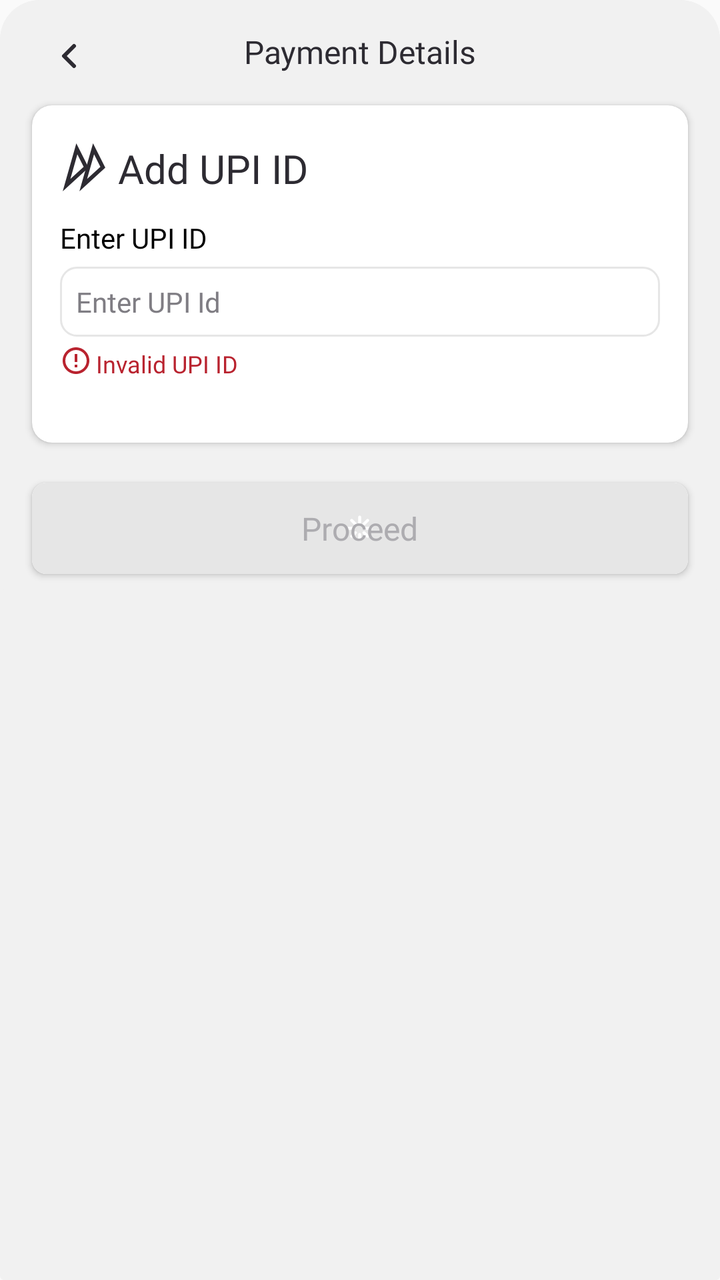
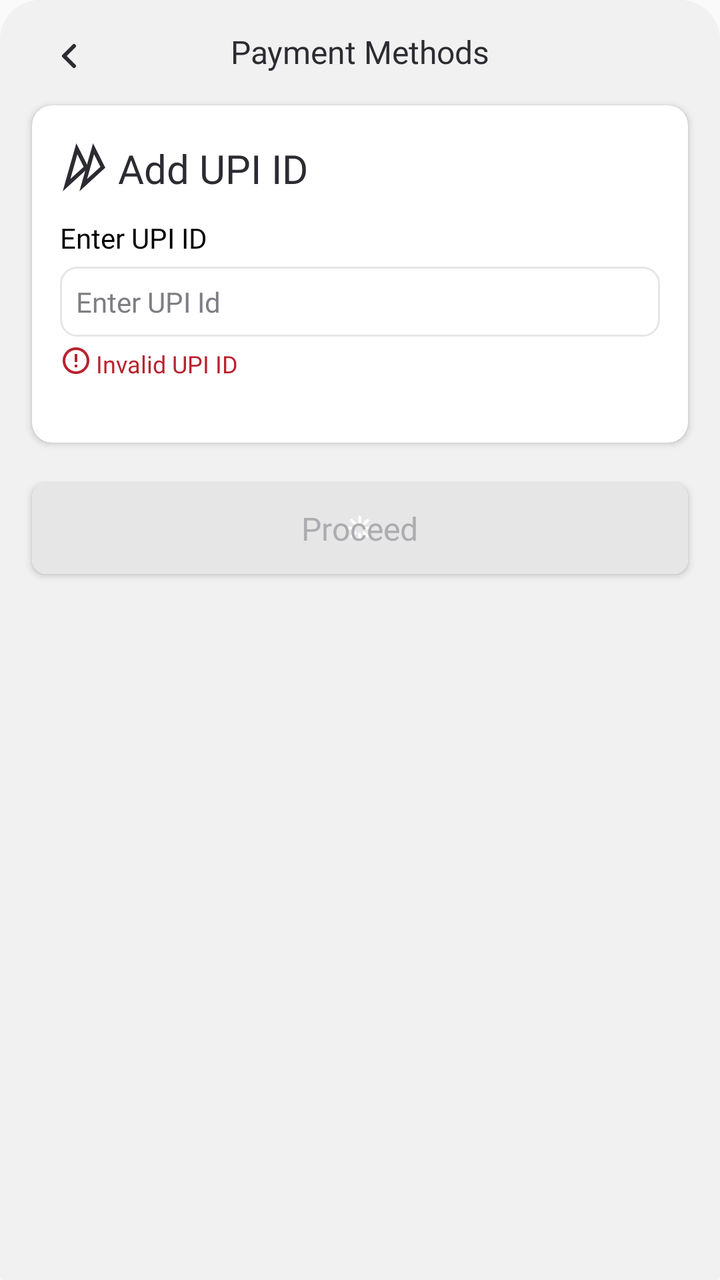

Compare the two renders of this Android layout. The source of the first and the diff that turns it into the second are given below.
<!-- AndroidManifest.xml: application theme AppTheme -->
<!-- res/layout/fragment_add_u_p_i_i_d.xml -->
<?xml version="1.0" encoding="utf-8"?>
<androidx.coordinatorlayout.widget.CoordinatorLayout xmlns:android="http://schemas.android.com/apk/res/android"
    xmlns:app="http://schemas.android.com/apk/res-auto"
    xmlns:tools="http://schemas.android.com/tools"
    android:layout_width="match_parent"
    android:background="@drawable/bottom_sheet_bg"
    android:layout_height="wrap_content">
    <FrameLayout
        android:id="@+id/frameLayout1"
        android:layout_width="match_parent"
        android:layout_height="match_parent">


    <androidx.constraintlayout.widget.ConstraintLayout
        android:id="@+id/constraintLayout123"
        android:layout_width="match_parent"
        android:layout_height="wrap_content"
        android:background="@drawable/bottom_sheet_bg"
        app:layout_anchorGravity="center">

        <TextView
            android:id="@+id/textView"
            android:layout_width="wrap_content"
            android:layout_height="wrap_content"
            android:layout_marginTop="15dp"
            android:fontFamily="@font/poppins_bold"
            android:text="Payment Details"
            android:textColor="#2D2B32"
            android:textSize="16sp"
            app:layout_constraintEnd_toEndOf="parent"
            app:layout_constraintStart_toStartOf="parent"
            app:layout_constraintTop_toTopOf="parent" />

        <LinearLayout
            android:id="@+id/backButton"
            android:layout_width="36dp"
            android:layout_height="36dp"
            android:orientation="vertical"
            android:layout_marginStart="16dp"
            android:layout_marginTop="10dp"
            app:layout_constraintStart_toStartOf="parent"
            app:layout_constraintTop_toTopOf="parent"
            android:gravity="center">

            <ImageView
                android:layout_width="match_parent"
                android:layout_height="wrap_content"
                android:src="@drawable/chevron_left" />
        </LinearLayout>

        <androidx.cardview.widget.CardView
            android:id="@+id/cardView"
            android:layout_width="match_parent"
            android:layout_height="wrap_content"
            android:layout_marginStart="16dp"
            android:layout_marginTop="16dp"
            android:layout_marginEnd="16dp"
            app:cardBackgroundColor="@android:color/white"
            app:cardCornerRadius="10dp"
            app:layout_constraintEnd_toEndOf="parent"
            app:layout_constraintStart_toStartOf="parent"
            app:layout_constraintTop_toBottomOf="@+id/textView">

            <androidx.constraintlayout.widget.ConstraintLayout
                android:layout_width="match_parent"
                android:layout_height="wrap_content"
                android:animateLayoutChanges="true"
                android:paddingStart="14dp"
                android:paddingTop="19dp"
                android:paddingEnd="14dp"
                android:paddingBottom="30dp">

                <ImageView
                    android:id="@+id/imageView"
                    android:layout_width="wrap_content"
                    android:layout_height="wrap_content"
                    android:src="@drawable/upi_icon_2"
                    app:layout_constraintStart_toStartOf="parent"
                    app:layout_constraintTop_toTopOf="parent" />

                <TextView
                    android:id="@+id/textView2"
                    android:layout_width="wrap_content"
                    android:layout_height="wrap_content"
                    android:layout_marginStart="5dp"
                    android:fontFamily="@font/poppins_bold"
                    android:gravity="center"
                    android:text="Add UPI ID"
                    android:textColor="#2D2B32"
                    android:textSize="20sp"
                    app:layout_constraintBottom_toBottomOf="@+id/imageView"
                    app:layout_constraintStart_toEndOf="@+id/imageView"
                    app:layout_constraintTop_toTopOf="@+id/imageView" />

                <TextView
                    android:id="@+id/texthead_Enter_UPI"
                    android:layout_width="wrap_content"
                    android:layout_height="wrap_content"
                    android:layout_marginTop="12dp"
                    android:fontFamily="@font/poppins"
                    android:gravity="center_vertical"
                    android:lineSpacingExtra="-1sp"
                    android:text="Enter UPI ID"
                    android:textColor="@android:color/black"
                    app:layout_constraintStart_toStartOf="@+id/imageView"
                    app:layout_constraintTop_toBottomOf="@+id/textView2" />

                <EditText
                    android:id="@+id/editText"
                    android:layout_width="match_parent"
                    android:layout_height="wrap_content"
                    android:layout_marginTop="5dp"
                    android:background="@drawable/edittext_bg"
                    android:fontFamily="@font/poppins"
                    android:gravity="center_vertical"
                    android:hint="Enter UPI Id"
                    android:inputType="text"
                    android:padding="8dp"
                    android:textColorHint="#7F7D83"
                    android:textColor="#000000"
                    android:textSize="14sp"
                    app:layout_constraintEnd_toEndOf="parent"
                    app:layout_constraintStart_toStartOf="parent"
                    app:layout_constraintTop_toBottomOf="@+id/texthead_Enter_UPI"
                    tools:ignore="TouchTargetSizeCheck" />

                <LinearLayout
                    android:layout_width="match_parent"
                    android:layout_height="wrap_content"
                    android:layout_marginTop="4dp"
                    android:orientation="vertical"
                    app:layout_constraintTop_toBottomOf="@+id/editText">

                    <androidx.constraintlayout.widget.ConstraintLayout
                        android:id="@+id/ll1InvalidUPI"
                        android:layout_width="match_parent"
                        android:layout_height="match_parent"
                        android:layout_weight="0.5">

                        <ImageView
                            android:id="@+id/imageView5"
                            android:layout_width="wrap_content"
                            android:layout_height="wrap_content"
                            android:src="@drawable/error_outline"
                            app:layout_constraintBottom_toBottomOf="parent"
                            app:layout_constraintStart_toStartOf="parent"
                            app:layout_constraintTop_toTopOf="parent"
                            android:layout_marginBottom="3dp"/>

                        <TextView
                            android:id="@+id/textView4"
                            android:layout_width="wrap_content"
                            android:layout_height="wrap_content"
                            android:layout_marginStart="2dp"
                            android:enabled="false"
                            android:fontFamily="@font/poppins"
                            android:gravity="center"
                            android:text="Invalid UPI ID"
                            android:textColor="#B9232F"
                            android:textSize="12sp"
                            app:layout_constraintStart_toEndOf="@+id/imageView5"
                            app:layout_constraintTop_toTopOf="parent"
                            app:layout_constraintBottom_toBottomOf="parent"/>
                    </androidx.constraintlayout.widget.ConstraintLayout>
                    <androidx.constraintlayout.widget.ConstraintLayout
                        android:layout_width="match_parent"
                        android:layout_height="match_parent"
                        android:layout_marginTop="8dp"
                        android:layout_weight="0.5"
                        android:visibility="gone">

                        <ImageView
                            android:id="@+id/imageView3"
                            android:layout_width="16dp"
                            android:layout_height="16dp"
                            android:layout_marginBottom="2dp"
                            android:background="@drawable/check_box_bg"
                            app:layout_constraintBottom_toBottomOf="parent"
                            app:layout_constraintStart_toStartOf="parent"
                            app:layout_constraintTop_toTopOf="parent" />

                        <TextView
                            android:id="@+id/textView3"
                            android:layout_width="wrap_content"
                            android:layout_height="wrap_content"
                            android:layout_marginStart="4dp"
                            android:layout_marginTop="4dp"
                            android:fontFamily="@font/poppins"
                            android:gravity="center_vertical"
                            android:text="Save UPI ID for future usage"
                            android:textColor="#2D2B32 "
                            android:textSize="14sp"
                            app:layout_constraintBottom_toBottomOf="@+id/imageView3"
                            app:layout_constraintStart_toEndOf="@+id/imageView3"
                            app:layout_constraintTop_toTopOf="@+id/imageView3" />
                    </androidx.constraintlayout.widget.ConstraintLayout>
                </LinearLayout>

            </androidx.constraintlayout.widget.ConstraintLayout>
        </androidx.cardview.widget.CardView>



        <androidx.cardview.widget.CardView
            android:id="@+id/proceedButton"
            android:layout_width="match_parent"
            android:layout_height="wrap_content"
            android:layout_marginStart="16dp"
            android:layout_marginEnd="16dp"
            android:layout_marginBottom="8dp"
            android:layout_marginTop="20dp"
            android:clickable="true"
            app:cardCornerRadius="7dp"
            app:layout_constraintBottom_toBottomOf="parent"
            app:layout_constraintEnd_toEndOf="parent"
            app:layout_constraintStart_toStartOf="parent"
            app:layout_constraintTop_toBottomOf="@+id/cardView">

            <RelativeLayout
                android:id="@+id/proceedButtonRelativeLayout"
                android:layout_width="match_parent"
                android:layout_height="wrap_content"
                android:background="@drawable/disable_button_bg"
                android:padding="12dp">

                <ProgressBar
                    android:id="@+id/progressBar"
                    android:layout_width="15dp"
                    android:layout_height="15dp"
                    android:layout_centerInParent="true"
                    android:indeterminateDrawable="@drawable/loader_01"
                    android:rotation="90" />

                <TextView
                    android:id="@+id/textView6"
                    android:layout_width="wrap_content"
                    android:layout_height="wrap_content"
                    android:layout_centerInParent="true"
                    android:fontFamily="@font/poppins_semibold"
                    android:text="Proceed"
                    android:textColor="#ADACB0"
                    android:textSize="16sp" />

            </RelativeLayout>
        </androidx.cardview.widget.CardView>

    </androidx.constraintlayout.widget.ConstraintLayout>
    </FrameLayout>
</androidx.coordinatorlayout.widget.CoordinatorLayout>
<!-- resources referenced by this layout -->
<resources>
  <!-- drawable bottom_sheet_bg (drawable) -->
  <?xml version="1.0" encoding="utf-8"?>
  <shape xmlns:android="http://schemas.android.com/apk/res/android">
      <solid android:color="#F1F1F1"/>
      <corners android:topLeftRadius="20dp"
          android:topRightRadius="20dp"
          android:bottomLeftRadius="2dp"
          android:bottomRightRadius="2dp"/>
  </shape>
  <!-- drawable check_box_bg (drawable) -->
  <?xml version="1.0" encoding="utf-8"?>
  <shape xmlns:android="http://schemas.android.com/apk/res/android">
      <solid android:color="@android:color/white"/>
      <corners android:radius="4dp"/>
      <stroke android:width="1dp" android:color="#000000"/>
  </shape>
  <!-- drawable chevron_left (drawable) -->
  <vector xmlns:android="http://schemas.android.com/apk/res/android"
      android:width="24dp"
      android:height="24dp"
      android:viewportWidth="24"
      android:viewportHeight="24">
    <path
        android:pathData="M15,17L10,12L15,7"
        android:strokeLineJoin="round"
        android:strokeWidth="2"
        android:fillColor="#00000000"
        android:strokeColor="#2D2B32"
        android:strokeLineCap="round"/>
  </vector>
  <!-- drawable disable_button_bg (drawable) -->
  <?xml version="1.0" encoding="utf-8"?>
  <shape xmlns:android="http://schemas.android.com/apk/res/android">
      <solid android:color="#E6E6E6"/>
      <corners android:radius="7dp"/>
  </shape>
  <!-- drawable edittext_bg (drawable) -->
  <?xml version="1.0" encoding="utf-8"?>
  <shape xmlns:android="http://schemas.android.com/apk/res/android">
      <solid android:color="#FFFFFF"/>
      <corners android:radius="8dp"/>
      <stroke android:color="#E6E6E6" android:width="1dp"/>
  
  </shape>
  <!-- drawable error_outline (drawable) -->
  <vector xmlns:android="http://schemas.android.com/apk/res/android"
      android:width="16dp"
      android:height="16dp"
      android:viewportWidth="16"
      android:viewportHeight="16">
    <path
        android:pathData="M7.333,10H8.667V11.333H7.333V10ZM7.333,4.667H8.667V8.667H7.333V4.667ZM7.993,1.334C4.313,1.334 1.333,4.32 1.333,8C1.333,11.68 4.313,14.667 7.993,14.667C11.68,14.667 14.667,11.68 14.667,8C14.667,4.32 11.68,1.334 7.993,1.334ZM8,13.333C5.053,13.333 2.667,10.947 2.667,8C2.667,5.054 5.053,2.667 8,2.667C10.947,2.667 13.333,5.054 13.333,8C13.333,10.947 10.947,13.333 8,13.333Z"
        android:fillColor="#B9232F"/>
  </vector>
  <!-- drawable loader_01 (drawable) -->
  <vector xmlns:android="http://schemas.android.com/apk/res/android"
      android:width="20dp"
      android:height="20dp"
      android:viewportWidth="20"
      android:viewportHeight="20">
    <path
        android:pathData="M10,5.929V2.5M10,17.5V14.071M14.071,10H17.5M2.5,10H5.929M12.879,7.121L15.304,4.697M4.696,15.303L7.121,12.879M12.879,12.879L15.304,15.303M4.696,4.697L7.121,7.121"
        android:strokeLineJoin="round"
        android:strokeWidth="2"
        android:fillColor="#00000000"
        android:strokeColor="#ffffff"
        android:strokeLineCap="round"/>
  </vector>
  <!-- drawable upi_icon_2 (drawable) -->
  <vector xmlns:android="http://schemas.android.com/apk/res/android"
      android:width="24dp"
      android:height="24dp"
      android:viewportWidth="24"
      android:viewportHeight="24">
    <path
        android:pathData="M11.631,20.895L16.777,2.748L21.409,11.975L11.631,20.895Z"
        android:strokeWidth="2"
        android:fillColor="#00000000"
        android:strokeColor="#2D2B32"/>
    <path
        android:pathData="M3.276,20.895L8.422,2.748L13.053,11.975L3.276,20.895Z"
        android:strokeWidth="2"
        android:fillColor="#00000000"
        android:strokeColor="#2D2B32"/>
  </vector>
  <style name="AppTheme" parent="Theme.AppCompat.Light.NoActionBar" />
</resources>

<!-- the commit's change to res/layout/fragment_add_u_p_i_i_d.xml (unified diff, before → after) -->
@@ -24,7 +24,7 @@
             android:layout_height="wrap_content"
             android:layout_marginTop="15dp"
             android:fontFamily="@font/poppins_bold"
-            android:text="Payment Details"
+            android:text="Payment Methods"
             android:textColor="#2D2B32"
             android:textSize="16sp"
             app:layout_constraintEnd_toEndOf="parent"
